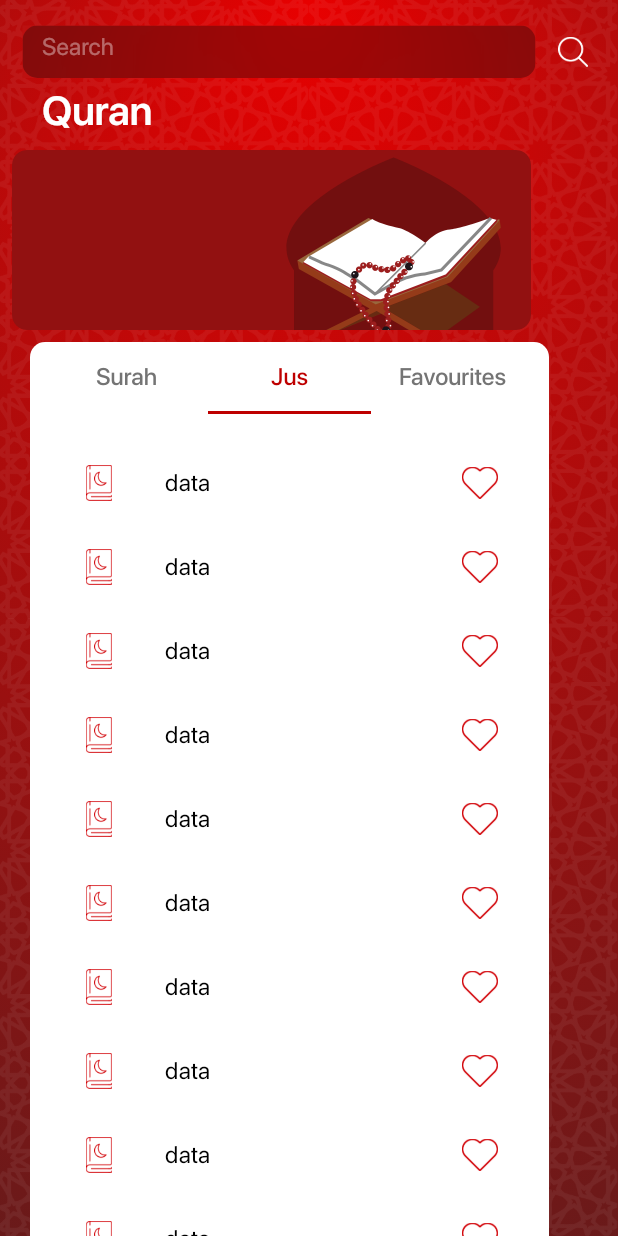
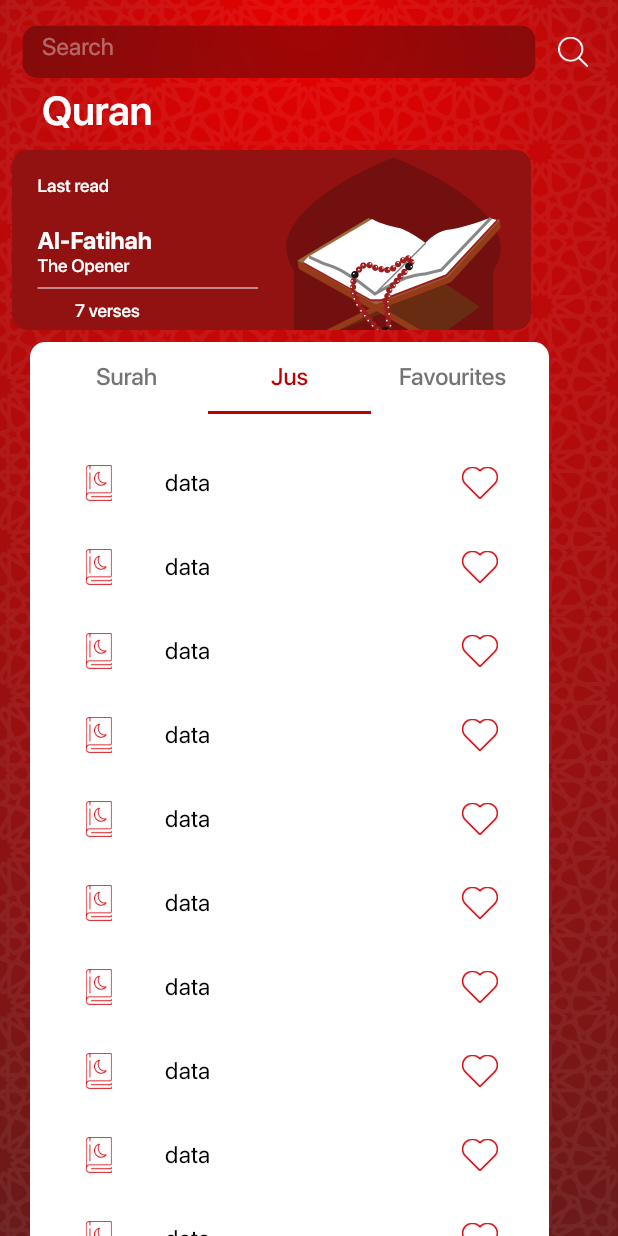
Before and after one commit to ajaykallingal/hidayah, a Flutter app: the QuranScreen screen opened by its route, tab 2 chosen, on a phone screen of 412 x 824 dp. Run offline on Flutter 3.47's test engine with Material 2 defaults, Android fonts, the light colour scheme and no system bars; our stand-ins replace audioplayers, bubble_tab_indicator, dio, firebase_core, firebase_messaging, flutter_local_notifications and 5 more; accounts and stored records are empty; network calls fail; project files that could hold a hidden picture were left out.

Commit message:
initial commits

```diff
--- a/lib/src/data/models/quran_request_response.dart
+++ b/lib/src/data/models/quran_request_response.dart
@@ -59,7 +59,7 @@ class DisplayWholeQuranFiltered {
  final String? suratEngName;
  final String? suartEnglishTranslation;
  final String suratId;
- final SuartRevelationCity? suartRevelationCity;
+ final String suartRevelationCity;
  final String suartNumberOfAyats;
  final String juzId;
  final String ayatNumberInsurat;
@@ -77,7 +77,7 @@ class DisplayWholeQuranFiltered {
     suratEngName: json["SuratEngName"] == null ? null : json["SuratEngName"],
     suartEnglishTranslation: json["SuartEnglishTranslation"] == null ? null : json["SuartEnglishTranslation"],
     suratId: json["SuratID"] == null ? null : json["SuratID"],
-    suartRevelationCity: json["SuartRevelationCity"] == null ? null : suartRevelationCityValues.map[json["SuartRevelationCity"]],
+    suartRevelationCity: json["SuartRevelationCity"] == null ? null : json["SuartRevelationCity"],
     suartNumberOfAyats: json["SuartNumberOfAyats"] == null ? null : json["SuartNumberOfAyats"],
     juzId: json["juz_id"] == null ? null : json["juz_id"],
     ayatNumberInsurat: json["AyatNumberInsurat"] == null ? null : json["AyatNumberInsurat"],
@@ -96,7 +96,7 @@ class DisplayWholeQuranFiltered {
     "SuratEngName": suratEngNameValues.reverse[suratEngName] == null ? null : suratEngNameValues.reverse[suratEngName],
     "SuartEnglishTranslation": suartEnglishTranslationValues.reverse[suartEnglishTranslation] == null ? null : suartEnglishTranslationValues.reverse[suartEnglishTranslation],
     "SuratID": suratId == null ? null : suratId,
-    "SuartRevelationCity": suartRevelationCityValues.reverse[suartRevelationCity] == null ? null : suartRevelationCityValues.reverse[suartRevelationCity],
+    "SuartRevelationCity": suartRevelationCity == null ? null : suartRevelationCity,
     "SuartNumberOfAyats": suartNumberOfAyats == null ? null : suartNumberOfAyats,
     "juz_id": juzId == null ? null : juzId,
     "AyatNumberInsurat": ayatNumberInsurat == null ? null : ayatNumberInsurat,
--- a/lib/src/ui/Quran/components/textStyle.dart
+++ b/lib/src/ui/Quran/components/textStyle.dart
@@ -43,3 +43,30 @@ TextStyle kQuranPageTabContentSubTitleStyle = TextStyle(
   color: tabBarContentSubTitleColor,
   // fontWeight: FontWeight.w600,
 );
+
+TextStyle kQuranPageBoxTitleStyle1 = TextStyle(
+  letterSpacing: 0,
+  fontFamily: FontFamily.sfProDisplay,
+  fontSize: 16,
+
+  color: mainThemeWhiteColor,
+  fontWeight: FontWeight.w700,
+);
+
+TextStyle kQuranPageBoxSubTitleStyle = TextStyle(
+  letterSpacing: 0,
+  fontFamily: FontFamily.sfProDisplay,
+  fontSize: 13,
+
+  color: mainThemeWhiteColor,
+  fontWeight: FontWeight.w500,
+);
+
+TextStyle kQuranPageBoxSubTitleStyle1 = TextStyle(
+  letterSpacing: 0,
+  fontFamily: FontFamily.sfProDisplay,
+  fontSize: 12,
+
+  color: mainThemeWhiteColor,
+  fontWeight: FontWeight.w500,
+);
--- a/lib/src/ui/Quran/quran_screen.dart
+++ b/lib/src/ui/Quran/quran_screen.dart
@@ -35,6 +35,8 @@ class _QuranScreenState extends State<QuranScreen>
   // List surahList = SuratModel() as List<Map<String, dynamic>>;
   // List<DisplayWholeQuranFiltered> displayWholeQuranFiltered = List.empty(growable: true);
   List<SurahResponse> surahList = List.empty(growable: true);
+  int index = 0;
+
   // displayWholeQuranFiltered.addAll(List<DisplayWholeQuranFiltered>.from(SuratModel.surahList.map((x) => DisplayWholeQuranFiltered.fromJson(x))));
 
   int selectedTabIndex = 0;
@@ -81,7 +83,7 @@ class _QuranScreenState extends State<QuranScreen>
     testRequestBloc.quranFetchFiltered(
       request: QuranRequest(
         langId: languageId,
-        suratId: suratId,
+        suratId: surahList[index].id,
         ayathNo: ayathNo,
         juzId: juzId,
         ayathPageNo: ayathPageNo,
@@ -113,8 +115,10 @@ class _QuranScreenState extends State<QuranScreen>
     _tabController.dispose();
   }
 
+
   @override
   Widget build(BuildContext context) {
+
     return Stack(
       children: [
         Container(
@@ -165,16 +169,16 @@ class _QuranScreenState extends State<QuranScreen>
                           child: Image.asset("assets/images/quran.png"),
                         ),
                       ),
-                      // Padding(
-                      //   padding:
-                      //   const EdgeInsets.only(left: 25, right: 10, top: 25),
-                      //   child: Column(
-                      //     crossAxisAlignment: CrossAxisAlignment.start,
-                      //     children: [
-                      //       // buildQuranPageCard(index),
-                      //     ],
-                      //   ),
-                      // ),
+                      Padding(
+                        padding:
+                        const EdgeInsets.only(left: 25, right: 10, top: 25),
+                        child: Column(
+                          crossAxisAlignment: CrossAxisAlignment.start,
+                          children: [
+                            buildQuranPageCard(index),
+                          ],
+                        ),
+                      ),
                     ],
                   ),
                   // Container(
@@ -283,24 +287,6 @@ class _QuranScreenState extends State<QuranScreen>
                                                     ),
 
                                                   ),
-                                                  // Stack(
-                                                  //   children: [
-                                                  //
-                                                  //     // Positioned(
-                                                  //     //   top: 17,
-                                                  //     //     left:20,
-                                                  //     //     right:0,
-                                                  //     //     bottom: 0,
-                                                  //     //     child:
-                                                  //     //     Text(surahList[index].id,style: TextStyle(fontSize: 20),),
-                                                  //     // ),
-                                                  //     Align(
-                                                  //       alignment: Alignment.centerLeft,
-                                                  //       child: Text(surahList[index].id,style: TextStyle(fontSize: 20),),
-                                                  //
-                                                  //     ),
-                                                  //   ],
-                                                  // ),
 
 
 
@@ -333,7 +319,7 @@ class _QuranScreenState extends State<QuranScreen>
                                                                 context,
                                                                 QuranArabicTranslatedPage
                                                                     .id,
-                                                                  arguments: QuranTranslatedPageArguments(surathId: index.toString(), languageId: languageId)
+                                                                  arguments: QuranTranslatedPageArguments(surathId: surahList[index].id, languageId: languageId)
                                                                );
                                                   },
                                                 );
@@ -433,10 +419,23 @@ class _QuranScreenState extends State<QuranScreen>
 
   Widget buildQuranPageCard(int index) {
     return Column(
+        crossAxisAlignment: CrossAxisAlignment.start,
       children: [
-        Text("Last read"),
-        Text("Surah + ${displayWholeQuranFiltered![index].suratEngName}"),
-        Text(displayWholeQuranFiltered![index].suartEnglishTranslation!),
+        Text("Last read",style: kQuranPageBoxSubTitleStyle1,),
+        SizedBox(height: 20),
+        Text(surahList[index].transliteration,style: kQuranPageBoxTitleStyle1,),
+        Text(surahList[index].translation,style: kQuranPageBoxSubTitleStyle1,),
+        Divider(
+          color: Colors.white.withOpacity(1),
+          // indent: 50,
+          endIndent: 230,
+        ),
+        Padding(
+          padding: const EdgeInsets.only(left: 25),
+          child: Text(
+            surahList[index].totalVerses + " verses",style: kQuranPageBoxSubTitleStyle1),
+        ),
+
       ],
     );
   }
```
Also changed, not shown: lib/src/ui/Quran/components/quran_arabic_translated_page.dart (+294 -164 lines).
